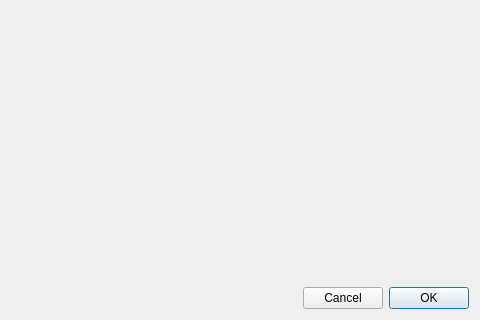
Before: the Qt Designer form ui/ttsettingsdialog.ui in MINIXJR/TTCut-ng, drawn with Qt 5; both pictures show x 320 to 800 and y 240 to 560 of the 800 by 560 pixel window.
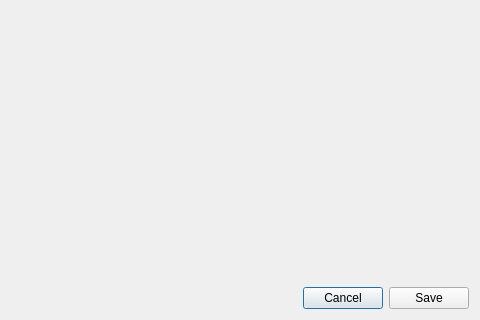
After: the same form once the commit is applied.

Commit message: Rename OK to Save and give the settings dialog no Enter default

Diff of the .ui file:
```diff
--- a/ui/ttsettingsdialog.ui
+++ b/ui/ttsettingsdialog.ui
@@ -19,8 +19,8 @@
    <item>
     <layout class="QHBoxLayout">
      <item><spacer><property name="orientation"><enum>Qt::Horizontal</enum></property><property name="sizeHint" stdset="0"><size><width>40</width><height>20</height></size></property></spacer></item>
-     <item><widget class="QPushButton" name="cancelButton"><property name="text"><string>Cancel</string></property><property name="autoDefault"><bool>false</bool></property></widget></item>
-     <item><widget class="QPushButton" name="okButton"><property name="text"><string>OK</string></property><property name="default"><bool>true</bool></property><property name="autoDefault"><bool>true</bool></property></widget></item>
+     <item><widget class="QPushButton" name="cancelButton"><property name="text"><string>Cancel</string></property></widget></item>
+     <item><widget class="QPushButton" name="okButton"><property name="text"><string>Save</string></property></widget></item>
     </layout>
    </item>
   </layout>
```
The commit also changes 2 other files.
